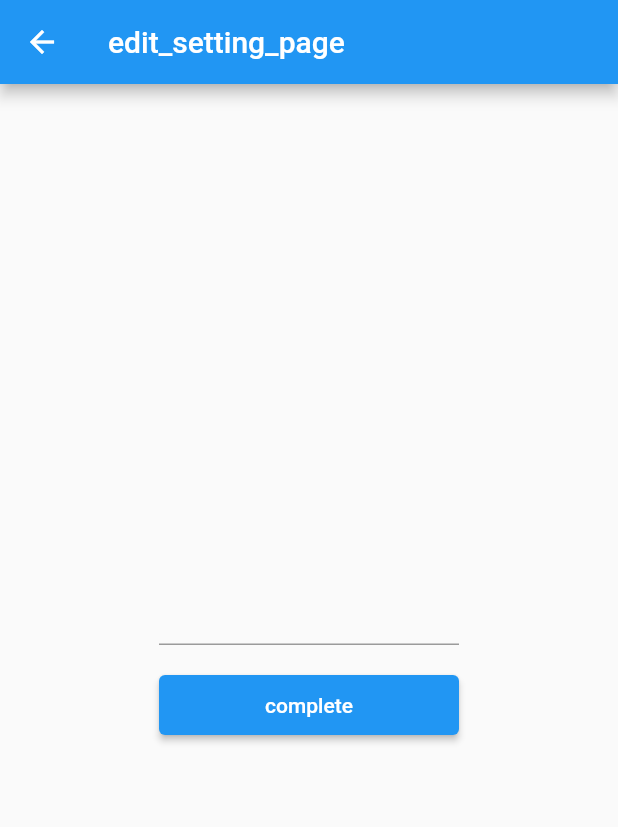
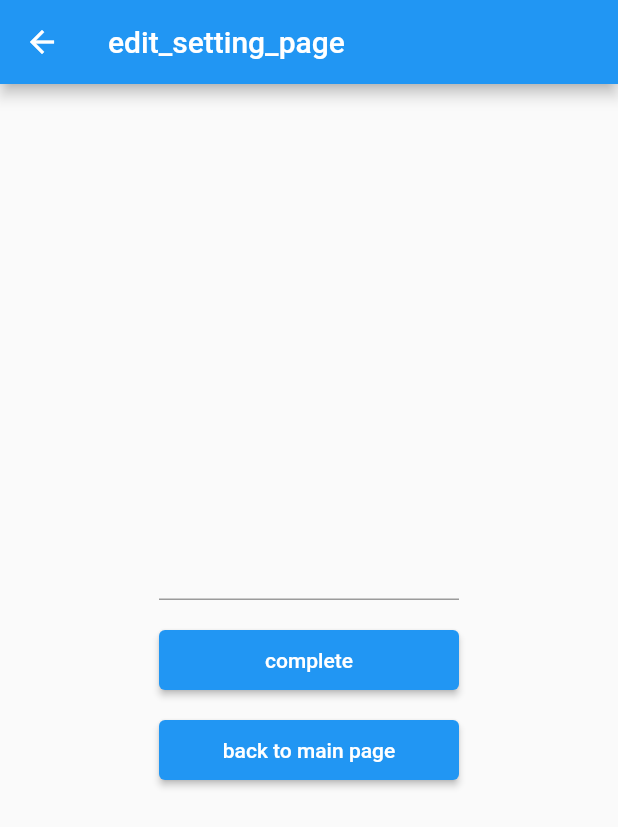
Before and after one commit to jkouubb/url_navigator, a Flutter app: the EditSettingPageWidget screen opened directly, on a phone screen of 412 x 824 dp. Shown: the top 827 px of the screen. Run offline on Flutter 3.47's test engine with Material 2 defaults, Android fonts, the phone set to English and light mode, and no system bars.

Commit message:
add popUntil method

```diff
--- a/example/lib/main/main_list_page.dart
+++ b/example/lib/main/main_list_page.dart
@@ -30,7 +30,6 @@ class MainListPageWidgetState extends State<MainListPageWidget> {
 
   @override
   void dispose() {
-    print('dispose');
     TreeNodeCache.removeObserver(subUrlDelegate);
 
     PageTreeManager.instance.updateCurrentNode(subUrlDelegate.treeName, null);
--- a/example/lib/setting/edit_setting_page.dart
+++ b/example/lib/setting/edit_setting_page.dart
@@ -61,6 +61,18 @@ class _EditSettingPageWidgetState extends State<EditSettingPageWidget> {
                 child: Text('complete'),
               ),
             ),
+            SizedBox(
+              height: 20,
+            ),
+            ConstrainedBox(
+              constraints: BoxConstraints.tight(Size(200, 40)),
+              child: ElevatedButton(
+                onPressed: () {
+                  UrlDelegate.of(context).popUntil('app/main/enter_setting');
+                },
+                child: Text('back to main page'),
+              ),
+            ),
           ],
         ),
       ),
```
Also changed, not shown: lib/src/navigate.dart (+27 -0 lines).
